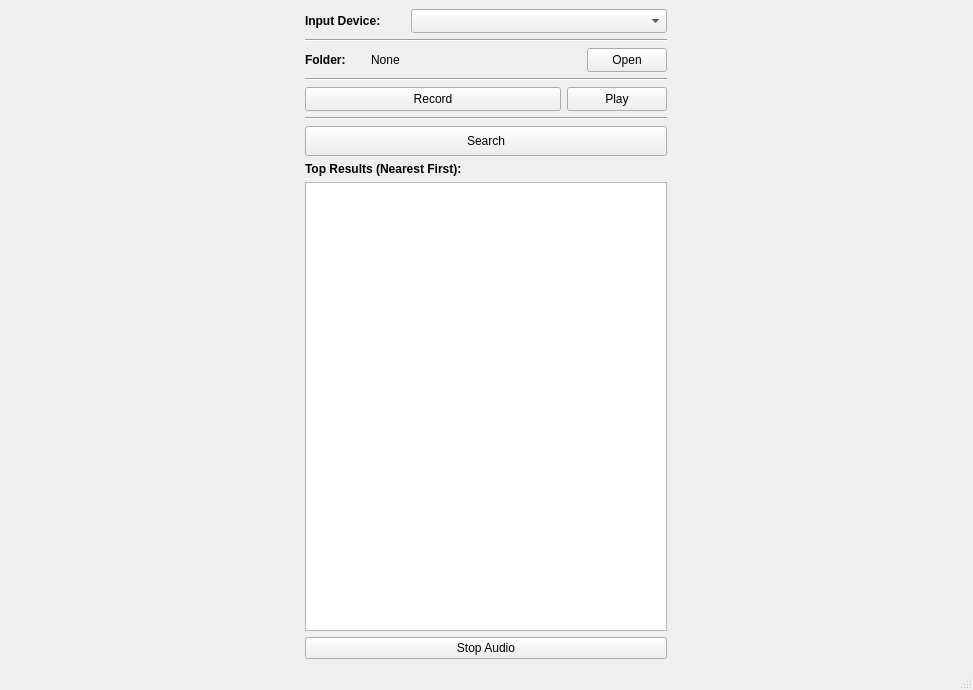
Old version of the form AudioSearchQT/audiorecorder.ui in the repository interactiveaudiolab/SoundSeek.
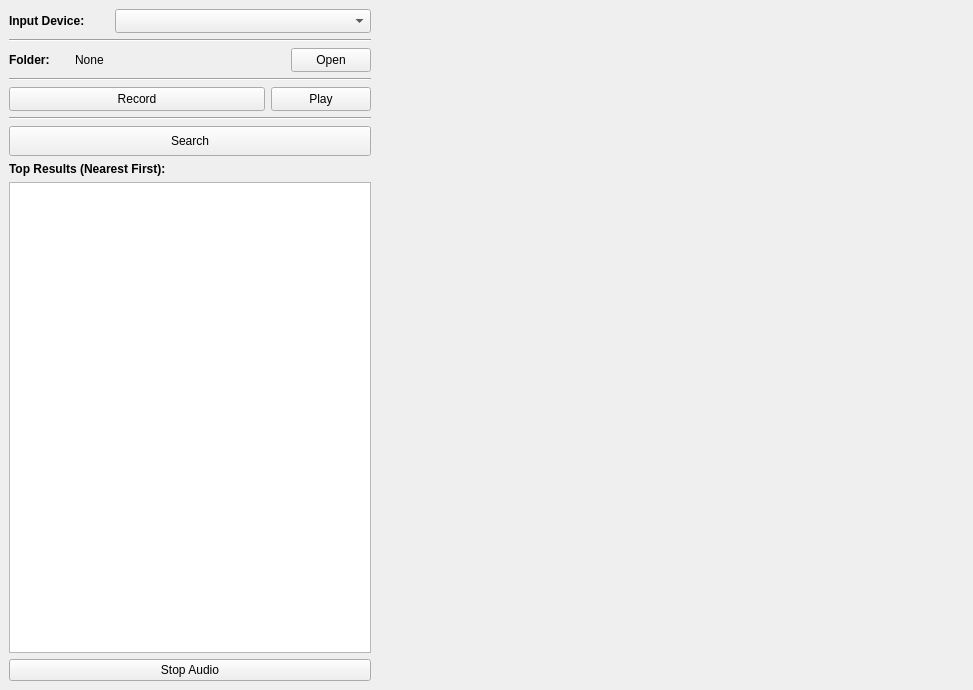
New version of the form. Custom widgets are drawn as their Qt base class.

Commit message: Plot waveform of selected audio

Diff of the .ui file:
```diff
--- a/AudioSearchQT/audiorecorder.ui
+++ b/AudioSearchQT/audiorecorder.ui
@@ -253,12 +253,35 @@
       </property>
       <item>
        <layout class="QVBoxLayout" name="waveformLayout">
+        <property name="spacing">
+         <number>0</number>
+        </property>
         <property name="leftMargin">
          <number>0</number>
         </property>
         <property name="topMargin">
          <number>0</number>
         </property>
+        <item>
+         <widget class="QLabel" name="waveformLabel">
+          <property name="text">
+           <string/>
+          </property>
+         </widget>
+        </item>
+        <item>
+         <widget class="QCustomPlot" name="waveform" native="true">
+          <property name="minimumSize">
+           <size>
+            <width>0</width>
+            <height>60</height>
+           </size>
+          </property>
+          <property name="autoFillBackground">
+           <bool>true</bool>
+          </property>
+         </widget>
+        </item>
        </layout>
       </item>
       <item>
@@ -272,8 +295,15 @@
     </item>
    </layout>
   </widget>
-  <widget class="QStatusBar" name="statusbar"/>
  </widget>
+ <customwidgets>
+  <customwidget>
+   <class>QCustomPlot</class>
+   <extends>QWidget</extends>
+   <header>libs/qcustomplot/qcustomplot.h</header>
+   <container>1</container>
+  </customwidget>
+ </customwidgets>
  <resources/>
  <connections>
   <connection>
```
The commit also changes 358 other files.
